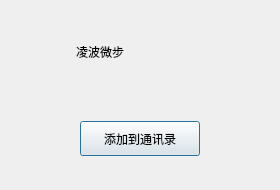
Old version of the form Client/Client/findsuccessdlg.ui in the repository R-Poju/MyChat.
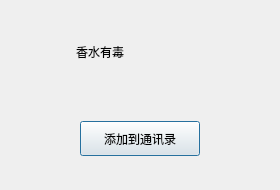
New version of the form. Custom widgets are drawn as their Qt base class.

```diff
--- a/Client/Client/findsuccessdlg.ui
+++ b/Client/Client/findsuccessdlg.ui
@@ -51,7 +51,7 @@
       <item>
        <widget class="QLabel" name="name_lb">
         <property name="text">
-         <string>凌波微步</string>
+         <string>香水有毒</string>
         </property>
         <property name="alignment">
          <set>Qt::AlignCenter</set>
```
